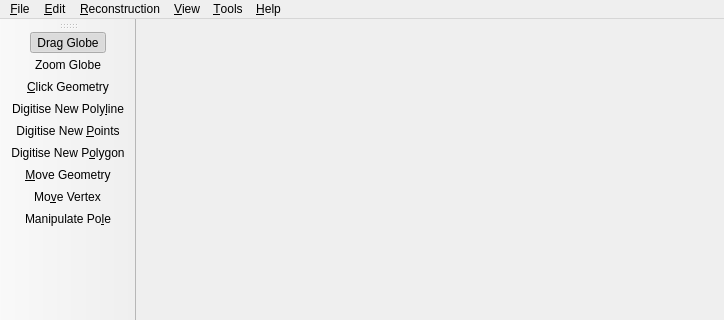
GPlates/GPlates, file src/qt-widgets/ViewportWindowUi.ui: the form before one commit; both pictures show x 0 to 724 and y 0 to 320 of the 724 by 600 pixel window.
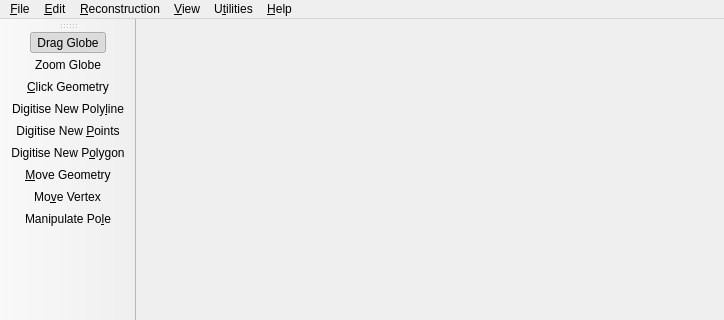
The form after the commit. Icons and pictures are not drawn.

Patch:
```diff
--- a/src/qt-widgets/ViewportWindowUi.ui
+++ b/src/qt-widgets/ViewportWindowUi.ui
@@ -95,9 +95,9 @@
     <addaction name="separator" />
     <addaction name="action_Export_Geometry_Snapshot" />
    </widget>
-   <widget class="QMenu" name="menu_Tools" >
+   <widget class="QMenu" name="menu_Utilities" >
     <property name="title" >
-     <string>&amp;Tools</string>
+     <string>U&amp;tilities</string>
     </property>
     <addaction name="action_Reconstruction_Tree_and_Poles" />
    </widget>
@@ -117,7 +117,7 @@
    <addaction name="menu_Edit" />
    <addaction name="menu_Reconstruction" />
    <addaction name="menu_View" />
-   <addaction name="menu_Tools" />
+   <addaction name="menu_Utilities" />
    <addaction name="menu_Help" />
   </widget>
   <widget class="QStatusBar" name="statusbar" />
```
Left out of the diff: 2 changed lines with no effect on the pictures.
